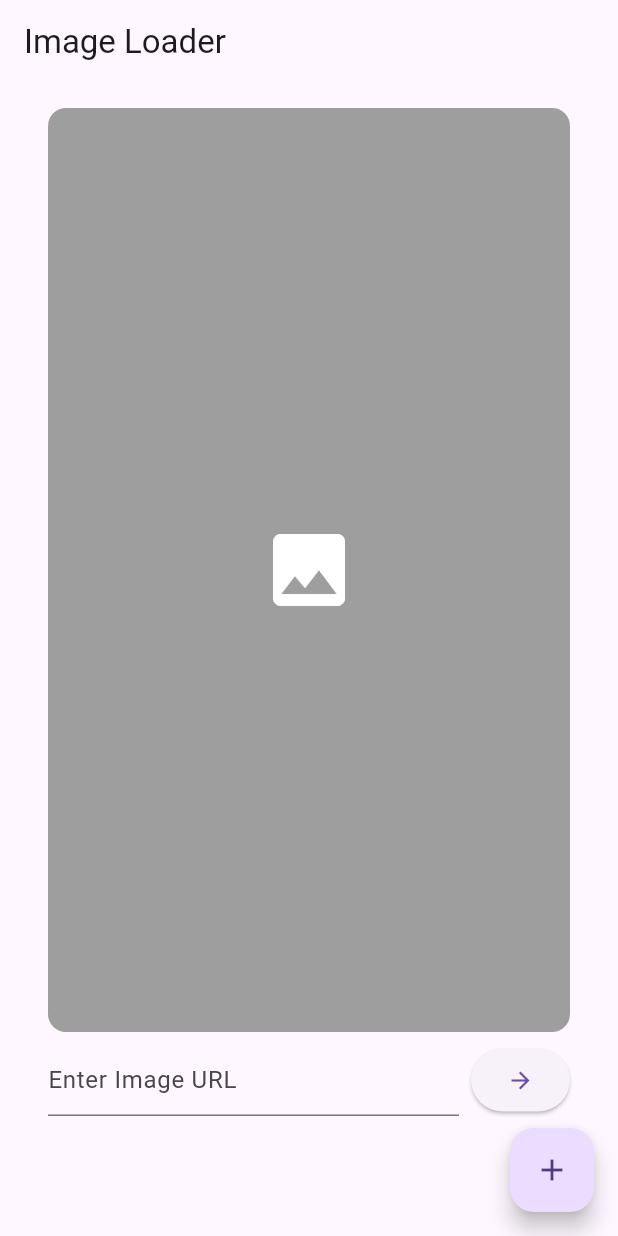
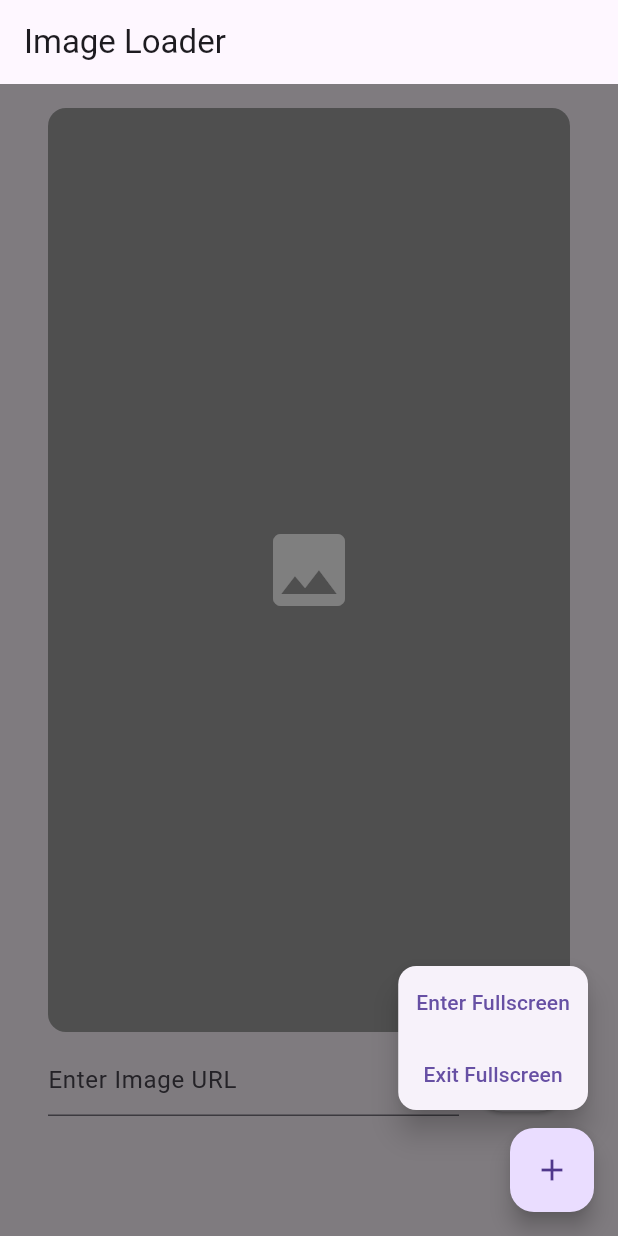
Before and after one commit to hofovea/web_image_demo, a Flutter app: the screen it shows after launch, after a tap on the "add" icon, after a tap on "Enter Fullscreen", on a phone screen of 412 x 824 dp. Run offline on Flutter 3.47's test engine with Material 3 defaults, Android fonts, the phone set to English and light mode, and no system bars; missing offline and left inert: dart:html; statements that could not run were skipped.

Commit message:
fixed task

```diff
--- a/lib/main.dart
+++ b/lib/main.dart
@@ -1,15 +1,15 @@
 import 'package:flutter/material.dart';
 import 'dart:html' as html;
 import 'dart:ui' as ui;
-import 'dart:js' as js;
 
-/// Entry point of the application.
+/// The entry point of the application.
 void main() {
   runApp(const MyApp());
 }
 
-/// Application itself.
+/// The main application widget.
 class MyApp extends StatelessWidget {
+  /// Creates a [MyApp] instance.
   const MyApp({super.key});
 
   @override
@@ -21,21 +21,30 @@ class MyApp extends StatelessWidget {
   }
 }
 
-/// [Widget] displaying the home page.
+/// The home page of the application.
 class HomePage extends StatefulWidget {
+  /// Creates a [HomePage] instance.
   const HomePage({super.key});
 
   @override
   State<HomePage> createState() => _HomePageState();
 }
 
-/// State of a [HomePage].
+/// The state for the [HomePage] widget.
 class _HomePageState extends State<HomePage> {
   final TextEditingController _urlController = TextEditingController();
   String? _imageUrl;
+  bool _isFullscreen = false;
   bool _isMenuOpen = false;
 
+  /// The ID for the original image element.
   static const String _imageElementId = 'image-element';
+
+  /// The ID for the fullscreen image element.
+  static const String _fullscreenImageElementId = 'fullscreen-image-element';
+
+  /// The ID for the fullscreen exit button.
+  static const String _fullscreenButtonId = 'fullscreen-button';
 
   @override
   void initState() {
@@ -46,27 +55,79 @@ class _HomePageState extends State<HomePage> {
         ..id = _imageElementId
         ..style.width = '100%'
         ..style.height = '100%'
-        ..onDoubleClick.listen((event) {
-          js.context.callMethod(
-            'toggleFullscreen',
-            [html.document.getElementById(_imageElementId)],
-          );
-        }),
+        ..style.objectFit = 'cover'
+        ..onClick.listen(
+          (event) {
+            _toggleFullscreen();
+          },
+        ),
     );
   }
 
+  /// Toggles fullscreen mode by creating or removing the fullscreen image and button.
+  void _toggleFullscreen() {
+    setState(() {
+      _isFullscreen = !_isFullscreen;
+    });
+
+    if (_isFullscreen) {
+      final originalImage = html.document.getElementById(_imageElementId) as html.ImageElement?;
+      if (originalImage != null) {
+        final fullscreenImage = html.ImageElement()
+          ..id = _fullscreenImageElementId
+          ..src = originalImage.src
+          ..style.position = 'fixed'
+          ..style.top = '0'
+          ..style.left = '0'
+          ..style.width = '100vw'
+          ..style.height = '100vh'
+          ..style.objectFit = 'cover'
+          ..style.zIndex = '9998';
+
+        final fullscreenButton = html.ButtonElement()
+          ..id = _fullscreenButtonId
+          ..text = 'Exit Fullscreen'
+          ..style.position = 'fixed'
+          ..style.right = '16px'
+          ..style.bottom = '16px'
+          ..style.zIndex = '9999'
+          ..style.backgroundColor = 'white'
+          ..style.color = 'black'
+          ..style.border = 'none'
+          ..style.padding = '12px'
+          ..style.borderRadius = '4px'
+          ..style.cursor = 'pointer'
+          ..onClick.listen((event) {
+            _toggleFullscreen();
+          });
+
+        html.document.body?.append(fullscreenImage);
+        html.document.body?.append(fullscreenButton);
+      }
+    } else {
+      final fullscreenImage = html.document.getElementById(_fullscreenImageElementId);
+      final fullscreenButton = html.document.getElementById(_fullscreenButtonId);
+      if (fullscreenImage != null) {
+        fullscreenImage.remove();
+      }
+      if (fullscreenButton != null) {
+        fullscreenButton.remove();
+      }
+    }
+  }
+
+  /// Toggles the visibility of the popup menu.
   void _toggleMenu() {
     setState(() {
       _isMenuOpen = !_isMenuOpen;
     });
   }
 
-  void _toggleFullscreen() {
-    js.context.callMethod(
-      'toggleFullscreen',
-      [html.document.getElementById(_imageElementId)],
-    );
-    _toggleMenu();
+  /// Closes the popup menu.
+  void _closeMenu() {
+    setState(() {
+      _isMenuOpen = false;
+    });
   }
 
   @override
@@ -140,30 +201,36 @@ class _HomePageState extends State<HomePage> {
           ),
           if (_isMenuOpen)
             GestureDetector(
-              onTap: _toggleMenu,
+              onTap: _closeMenu,
               child: Container(
-                color: Colors.black54,
+                color: Colors.black.withOpacity(0.5),
               ),
             ),
           if (_isMenuOpen)
             Positioned(
               right: 16,
               bottom: 80,
+              child: Card(
+                elevation: 8,
                 child: Column(
+                  mainAxisSize: MainAxisSize.min,
                   children: [
-                  ElevatedButton(
-                    onPressed: _toggleFullscreen,
+                    TextButton(
+                      onPressed: () {
+                        _toggleFullscreen();
+                        _closeMenu();
+                      },
                       child: const Text('Enter Fullscreen'),
                     ),
-                  const SizedBox(height: 8),
-                  ElevatedButton(
+                    TextButton(
                       onPressed: () {
-                      html.document.exitFullscreen();
-                      _toggleMenu();
+                        _toggleFullscreen();
+                        _closeMenu();
                       },
                       child: const Text('Exit Fullscreen'),
                     ),
                   ],
+                ),
               ),
             ),
         ],
```
Lines whose indentation alone changed are shown as unchanged.
